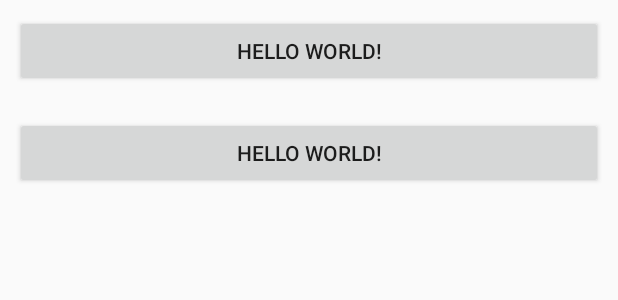
After one commit to Changsik00/RxAndroid, an Android app: the layout activity_retrofit.xml on its own in the app's theme, with its tools: preview values and no code run, on a phone screen of 412 x 824 dp. The commit adds this screen. Shown: the top 300 px of the screen. Run offline under Robolectric (Android 15) with nearby library versions, the phone set to English and light mode, and no system bars.

Commit message:
메인에서 레트로핏 테스트 분리

```diff
--- a/Project/app/src/main/AndroidManifest.xml
+++ b/Project/app/src/main/AndroidManifest.xml
@@ -17,6 +17,7 @@
                 <category android:name="android.intent.category.LAUNCHER" />
             </intent-filter>
         </activity>
+        <activity android:name=".RetrofitActivity"></activity>
     </application>
 
 </manifest>
--- a/Project/app/src/main/java/com/lowmans/boilerplate/ApiClient.java
+++ b/Project/app/src/main/java/com/lowmans/boilerplate/ApiClient.java
@@ -50,7 +50,7 @@ public class ApiClient {
 
         if (debug) {
             HttpLoggingInterceptor logging = new HttpLoggingInterceptor();
-            logging.setLevel(HttpLoggingInterceptor.Level.BASIC);
+            logging.setLevel(HttpLoggingInterceptor.Level.BODY);
             httpClient.addInterceptor(logging);
         }
 
--- a/Project/app/src/main/java/com/lowmans/boilerplate/HttpBinService.java
+++ b/Project/app/src/main/java/com/lowmans/boilerplate/HttpBinService.java
@@ -1,6 +1,4 @@
 package com.lowmans.boilerplate;
-
-import com.fernandocejas.frodo.annotation.RxLogObservable;
 
 import java.util.Map;
 
--- /dev/null
+++ b/Project/app/src/main/res/layout/activity_retrofit.xml
@@ -0,0 +1,24 @@
+<?xml version="1.0" encoding="utf-8"?>
+<LinearLayout xmlns:android="http://schemas.android.com/apk/res/android"
+    xmlns:tools="http://schemas.android.com/tools"
+    android:id="@+id/activity_main"
+    android:layout_width="match_parent"
+    android:layout_height="match_parent"
+    android:padding="10dp"
+    android:orientation="vertical"
+    tools:context="com.study.lowmans.rxandroidtest.MainActivity">
+
+    <Button
+        android:id="@+id/button1"
+        android:layout_width="match_parent"
+        android:layout_height="wrap_content"
+        android:text="Hello World!" />
+
+    <Button
+        android:id="@+id/button2"
+        android:layout_width="match_parent"
+        android:layout_height="wrap_content"
+        android:layout_marginTop="20dp"
+        android:text="Hello World!" />
+
+</LinearLayout>
```
Also changed, not shown: Project/app/src/main/java/com/study/lowmans/rxandroidtest/MainActivity.java (+4 -32 lines), Project/app/src/main/java/com/study/lowmans/rxandroidtest/RetrofitActivity.java (added, +63 -0 lines).
